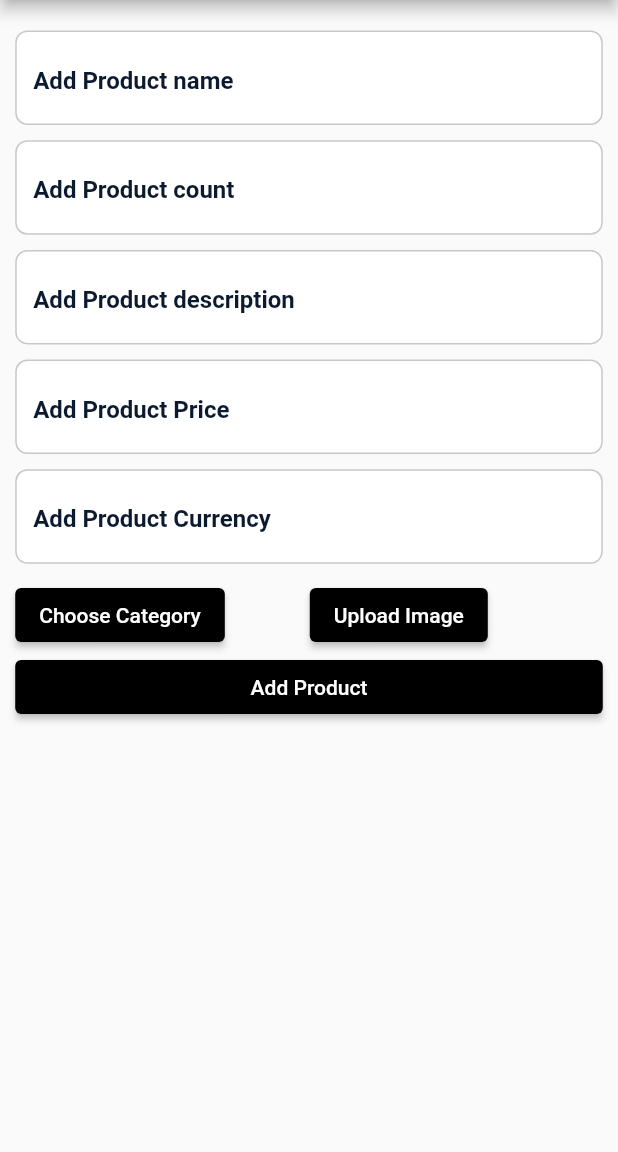
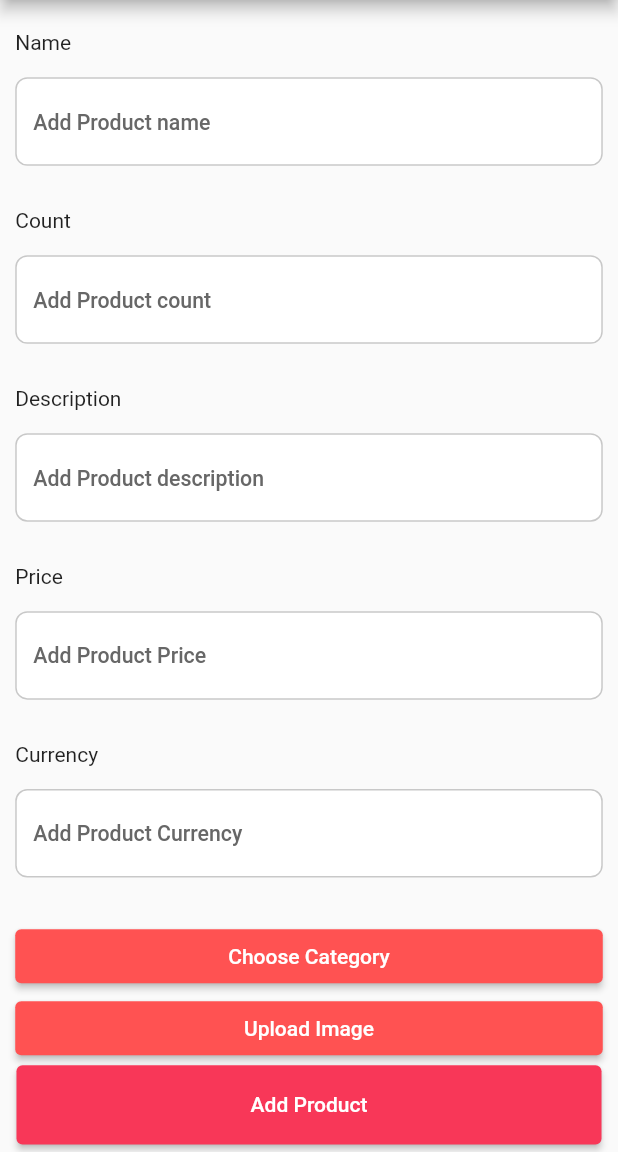
Before and after one commit to Sardorbee/planeta_uz, a Flutter app: the Addproducts screen opened directly, on a phone screen of 412 x 824 dp, the part 84-1236 px from its top. Run offline on Flutter 3.47's test engine with Material 2 defaults, Android fonts, the phone set to English and light mode, and no system bars; our stand-ins replace cached_network_image, cloud_firestore, firebase_auth, firebase_core, firebase_storage, flutter_rating_stars and 5 more; accounts and stored records are empty; Roboto replaces fonts that are missing (DMSans); statements that could not run were skipped; project files that could hold a hidden picture were left out.

Commit message:
some changes

```diff
--- a/lib/ui/tab_box_admin/admin_home/add_products/add_products.dart
+++ b/lib/ui/tab_box_admin/admin_home/add_products/add_products.dart
@@ -8,6 +8,7 @@ import 'package:planeta_uz/ui/tab_box_admin/category_admin/add_category/upload_i
 import 'package:planeta_uz/ui/tab_box_admin/admin_home/add_products/widgets/addButton.dart';
 import 'package:planeta_uz/ui/tab_box_admin/admin_home/add_products/widgets/select_cat.dart';
 import 'package:planeta_uz/ui/utils/global_textf.dart';
+import 'package:planeta_uz/utils/constants.dart';
 import 'package:provider/provider.dart';
 
 class Addproducts extends StatefulWidget {
@@ -21,6 +22,7 @@ class _AddproductsState extends State<Addproducts> {
   XFile? _imageFile;
   String? _imageUrl;
   String? catID;
+  String? catName;
 
   Future<void> _pickImage() async {
     XFile? pickedFile = await pickImage();
@@ -42,105 +44,110 @@ class _AddproductsState extends State<Addproducts> {
       appBar: AppBar(
         title: const Text("Add Products"),
       ),
-      body: Padding(
+      body: Column(
+        children: [
+          Expanded(
+            child: ListView(
               padding: EdgeInsets.all(10.h),
-        child: ListView(
               children: [
                 SizedBox(height: 10.h),
                 GlobalTextField(
                     hintText: "Add Product name",
                     textAlign: TextAlign.start,
-                controller:
-                    context.read<ProductsProvider>().ProductsNamecontroller),
+                    controller: context
+                        .read<ProductsProvider>()
+                        .ProductsNamecontroller, label: 'Name',),
                 SizedBox(height: 10.h),
                 GlobalTextField(
                     hintText: "Add Product count",
                     textAlign: TextAlign.start,
                     keyboardType: TextInputType.number,
-                controller:
-                    context.read<ProductsProvider>().ProductsCountcontroller),
-            SizedBox(
-              height: 10.h,
-            ),
+                    controller: context
+                        .read<ProductsProvider>()
+                        .ProductsCountcontroller, label: 'Count',),
+                SizedBox(height: 10.h),
                 GlobalTextField(
                     hintText: "Add Product description",
                     textAlign: TextAlign.start,
-                controller:
-                    context.read<ProductsProvider>().ProductsDesccontroller),
-            SizedBox(
-              height: 10.h,
-            ),
+                    controller: context
+                        .read<ProductsProvider>()
+                        .ProductsDesccontroller, label: 'Description',),
+                SizedBox(height: 10.h),
                 GlobalTextField(
                     keyboardType: TextInputType.number,
                     hintText: "Add Product Price",
                     textAlign: TextAlign.start,
-                controller:
-                    context.read<ProductsProvider>().ProductsPricecontroller),
-            SizedBox(
-              height: 10.h,
-            ),
+                    controller: context
+                        .read<ProductsProvider>()
+                        .ProductsPricecontroller, label: 'Price',),
+                SizedBox(height: 10.h),
                 GlobalTextField(
                     hintText: "Add Product Currency",
                     textAlign: TextAlign.start,
                     controller: context
                         .read<ProductsProvider>()
-                    .ProductsCurrencycontroller),
-            SizedBox(
-              height: 10.h,
-            ),
-            Row(
-              mainAxisAlignment: MainAxisAlignment.spaceBetween,
-              children: <Widget>[
+                        .ProductsCurrencycontroller, label: 'Currency',),
+                SizedBox(height: 10.h),
                 ElevatedButton(
                   style: const ButtonStyle(
-                    backgroundColor: MaterialStatePropertyAll(Colors.black),
+                    backgroundColor: MaterialStatePropertyAll(Colors.redAccent),
                   ),
                   onPressed: () {
                     showModalBottomSheet(
                       context: context,
                       builder: (BuildContext context) {
                         return CategorySelectionWidget(
-                          onCategorySelected: (p0) {
+                          onCategorySelected: (p0,name) {
                             setState(() {
                               catID = p0;
+                              catName = name;
                             });
                           },
                         );
                       },
                     );
                   },
-                  child: const Text(
+                  child: catName!=null ? Text(catName!.capitalize()) :const Text(
                     "Choose Category",
                   ),
                 ),
                 ElevatedButton(
                   style: const ButtonStyle(
-                    backgroundColor: MaterialStatePropertyAll(Colors.black),
+                    backgroundColor: MaterialStatePropertyAll(Colors.redAccent),
                   ),
                   onPressed: () async {
                     await _pickImage();
 
                     await _uploadImage();
                   },
-                  child: const Text('Upload Image'),
-                ),
-                const SizedBox(width: 20),
-                if (_imageFile != null)
-                  Image.file(
+                  child: _imageFile != null
+                      ? Padding(
+                        padding: const EdgeInsets.all(8.0),
+                        child: Image.file(
                             File(
                               _imageFile!.path,
                             ),
                             height: 70,
                           ),
-              ],
-            ),
-            AddProductButton(
-              imageUrl: _imageUrl,
-              catId: catID,
+                      )
+                      : const Text('Upload Image'),
                 ),
               ],
             ),
           ),
+          Padding(
+            padding: EdgeInsets.only(left: 10.w,right: 10.w,bottom: 5.h),
+            child: SizedBox(
+              width: double.infinity,
+              height: 52.h,
+              child: AddProductButton(
+                imageUrl: _imageUrl,
+                catId: catID,
+              ),
+            ),
+          ),
+        ],
+      ),
     );
   }
 }
--- a/lib/ui/tab_box_admin/admin_home/add_products/update_products.dart
+++ b/lib/ui/tab_box_admin/admin_home/add_products/update_products.dart
@@ -8,8 +8,8 @@ import 'package:planeta_uz/provider/products_provider.dart';
 import 'package:planeta_uz/provider/ui_utils/loading_dialog.dart';
 import 'package:planeta_uz/ui/tab_box_admin/category_admin/add_category/upload_img.dart';
 import 'package:planeta_uz/ui/tab_box_admin/admin_home/add_products/widgets/select_cat.dart';
-import 'package:planeta_uz/ui/tab_box_admin/admin_home/add_products/widgets/updatebutton.dart';
 import 'package:planeta_uz/ui/utils/global_textf.dart';
+import 'package:planeta_uz/utils/constants.dart';
 import 'package:provider/provider.dart';
 
 // ignore: must_be_immutable
@@ -26,6 +26,7 @@ class _UpdateproductsState extends State<Updateproducts> {
   XFile? _imageFile;
   String? _imageUrl;
   String? catID;
+  String? catName;
 
   Future<void> _pickImage() async {
     XFile? pickedFile = await pickImage();
@@ -78,7 +79,7 @@ class _UpdateproductsState extends State<Updateproducts> {
               context.read<ProductsProvider>().tozalash();
               Navigator.pop(context);
             },
-            icon: Icon(
+            icon: const Icon(
               Icons.arrow_back,
             ),
           ),
@@ -88,48 +89,38 @@ class _UpdateproductsState extends State<Updateproducts> {
           child: ListView(
             children: [
               SizedBox(height: 10.h),
-              const Text('Name'),
-              SizedBox(height: 10.h),
               GlobalTextField(
                   hintText: "Add Product name",
                   textAlign: TextAlign.start,
                   controller:
-                      context.read<ProductsProvider>().ProductsNamecontroller),
-              SizedBox(height: 10.h),
-              const Text('Count'),
+                      context.read<ProductsProvider>().ProductsNamecontroller, label: 'Name',),
               SizedBox(height: 10.h),
               GlobalTextField(
                   hintText: "Add Product count",
                   textAlign: TextAlign.start,
                   keyboardType: TextInputType.number,
                   controller:
-                      context.read<ProductsProvider>().ProductsCountcontroller),
-              SizedBox(height: 10.h),
-              const Text('Description'),
+                      context.read<ProductsProvider>().ProductsCountcontroller, label: 'Count',),
               SizedBox(height: 10.h),
               GlobalTextField(
                   hintText: "Add Product description",
                   textAlign: TextAlign.start,
                   controller:
-                      context.read<ProductsProvider>().ProductsDesccontroller),
-              SizedBox(height: 10.h),
-              const Text('Price'),
+                      context.read<ProductsProvider>().ProductsDesccontroller, label: 'Description',),
               SizedBox(height: 10.h),
               GlobalTextField(
                   keyboardType: TextInputType.number,
                   hintText: "Add Product Price",
                   textAlign: TextAlign.start,
                   controller:
-                      context.read<ProductsProvider>().ProductsPricecontroller),
-              SizedBox(height: 10.h),
-              const Text('Currency'),
+                      context.read<ProductsProvider>().ProductsPricecontroller, label: 'Price',),
               SizedBox(height: 10.h),
               GlobalTextField(
                   hintText: "Add Product Currency",
                   textAlign: TextAlign.start,
                   controller: context
                       .read<ProductsProvider>()
-                      .ProductsCurrencycontroller),
+                      .ProductsCurrencycontroller, label: 'Currency',),
               SizedBox(height: 10.h),
               Row(
                 mainAxisAlignment: MainAxisAlignment.spaceBetween,
@@ -143,16 +134,17 @@ class _UpdateproductsState extends State<Updateproducts> {
                         context: context,
                         builder: (BuildContext context) {
                           return CategorySelectionWidget(
-                            onCategorySelected: (p0) {
+                            onCategorySelected: (p0,name) {
                               setState(() {
                                 catID = p0;
+                                catName = name;
                               });
                             },
                           );
                         },
                       );
                     },
-                    child: const Text(
+                    child: catName!=null ? Text(catName!.capitalize()) : const Text(
                       "Choose Category",
                     ),
                   ),
--- a/lib/ui/tab_box_admin/category_admin/add_category/update_category.dart
+++ b/lib/ui/tab_box_admin/category_admin/add_category/update_category.dart
@@ -81,7 +81,7 @@ class _UpdateCategoryState extends State<UpdateCategory> {
                   hintText: "Add Category name",
                   textAlign: TextAlign.start,
                   controller:
-                      context.read<CategoryProvider>().categoryNamecontroller),
+                      context.read<CategoryProvider>().categoryNamecontroller, label: 'Name',),
               SizedBox(
                 height: 10.h,
               ),
@@ -90,7 +90,7 @@ class _UpdateCategoryState extends State<UpdateCategory> {
                   maxLines: 5,
                   textAlign: TextAlign.start,
                   controller:
-                      context.read<CategoryProvider>().categoryDesccontroller),
+                      context.read<CategoryProvider>().categoryDesccontroller, label: 'Description',),
               SizedBox(
                 height: 10.h,
               ),
--- a/lib/ui/utils/colors.dart
+++ b/lib/ui/utils/colors.dart
@@ -27,4 +27,5 @@ class AppColors {
   static Color c_162023 = const Color(0xFF162023);
   static Color c_4392F9 = const Color(0xFF4392F9);
   static Color c_C8C8C8 = const Color(0xFFC8C8C8);
+  static Color c_676767 = const Color(0xFF676767);
 }
--- a/lib/ui/utils/global_textf.dart
+++ b/lib/ui/utils/global_textf.dart
@@ -1,4 +1,5 @@
 import 'package:flutter/material.dart';
+import 'package:flutter_screenutil/flutter_screenutil.dart';
 import 'package:planeta_uz/ui/utils/colors.dart';
 
 // ignore: must_be_immutable
@@ -12,6 +13,7 @@ class GlobalTextField extends StatelessWidget {
     this.obscureText = false,
     this.maxLines = 1,
     required this.controller,
+    required this.label,
   }) : super(key: key);
 
   final String hintText;
@@ -21,15 +23,23 @@ class GlobalTextField extends StatelessWidget {
   TextAlign textAlign;
   final bool obscureText;
   final TextEditingController controller;
+  final String label;
 
   @override
   Widget build(BuildContext context) {
-    return TextField(
+    return Column(
+      crossAxisAlignment: CrossAxisAlignment.start,
+      children: [
+        Text(label),
+        SizedBox(height: 15.h,),
+        SizedBox(
+          // height: 55.h,
+          child: TextField(
             maxLines: maxLines,
             style: TextStyle(
-          fontSize: 20,
+                fontSize: 16.sp,
                 fontWeight: FontWeight.w600,
-          color: AppColors.c_0C1A30,
+                color: AppColors.black,
                 fontFamily: "DMSans"),
             textAlign: textAlign,
             textInputAction: textInputAction,
@@ -41,9 +51,9 @@ class GlobalTextField extends StatelessWidget {
               fillColor: AppColors.white,
               hintText: hintText,
               hintStyle: TextStyle(
-            fontSize: 16,
-            fontWeight: FontWeight.w600,
-            color: AppColors.c_0C1A30,
+                  fontSize: 14.sp,
+                  fontWeight: FontWeight.w500,
+                  color: AppColors.c_676767,
                   fontFamily: "DMSans"),
               enabledBorder: OutlineInputBorder(
                 borderRadius: BorderRadius.circular(8),
@@ -81,6 +91,10 @@ class GlobalTextField extends StatelessWidget {
                 ),
               ),
             ),
+          ),
+        ),
+        SizedBox(height: 18.h,),
+      ],
     );
   }
 }
--- /dev/null
+++ b/lib/utils/constants.dart
@@ -0,0 +1,5 @@
+extension StringExtension on String {
+  String capitalize() {
+    return "${this[0].toUpperCase()}${this.substring(1).toLowerCase()}";
+  }
+}
```
Also changed, not shown: lib/ui/tab_box_admin/admin_home/add_products/widgets/addButton.dart (+12 -1 lines), lib/ui/tab_box_admin/admin_home/add_products/widgets/select_cat.dart (+12 -14 lines), lib/ui/tab_box_admin/category_admin/add_category/add_category.dart (+28 -12 lines), lib/ui/tab_box_admin/category_admin/add_category/upload_img.dart (+6 -2 lines). Lines whose indentation alone changed are shown as unchanged.
